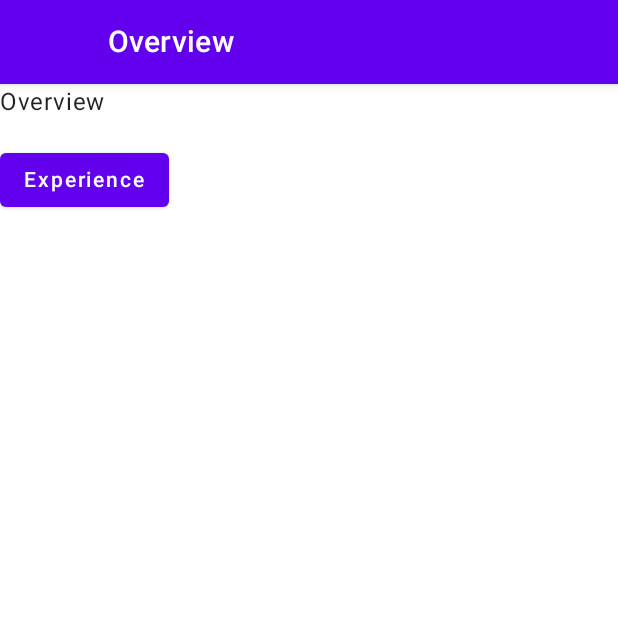
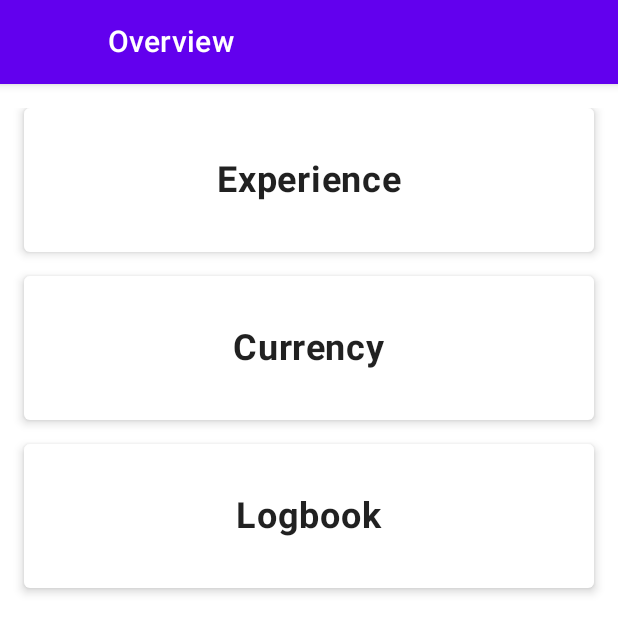
Before and after one commit to dbaelz/PnPLogbook, an Android app built with Jetpack Compose: the screen it shows after launch (MainActivity), on a phone screen of 412 x 824 dp. Shown: the top 633 px of the screen. Run offline under Robolectric (Android 15) with nearby library versions, the phone set to English and light mode, and no system bars.

Commit message:
Client: Improve overview screen

```diff
--- a/composeApp/src/commonMain/kotlin/de/dbaelz/pnp/logbook/features/overview/OverviewScreen.kt
+++ b/composeApp/src/commonMain/kotlin/de/dbaelz/pnp/logbook/features/overview/OverviewScreen.kt
@@ -1,23 +1,54 @@
 package de.dbaelz.pnp.logbook.features.overview
 
-import androidx.compose.foundation.layout.Arrangement
-import androidx.compose.foundation.layout.Column
-import androidx.compose.material.Button
+import androidx.compose.foundation.clickable
+import androidx.compose.foundation.layout.*
+import androidx.compose.foundation.rememberScrollState
+import androidx.compose.foundation.verticalScroll
+import androidx.compose.material.Card
 import androidx.compose.material.Text
 import androidx.compose.runtime.Composable
+import androidx.compose.ui.Alignment
+import androidx.compose.ui.Modifier
+import androidx.compose.ui.text.font.FontWeight
 import androidx.compose.ui.unit.dp
+import androidx.compose.ui.unit.sp
 import de.dbaelz.pnp.logbook.navigation.Screen
 
 @Composable
 fun OverviewScreen(navigateTo: (Screen) -> Unit) {
-    // TODO: Add proper UI
-    Column(verticalArrangement = Arrangement.spacedBy(16.dp)) {
-        Text("Overview")
+    Column(
+        modifier = Modifier
+            .padding(16.dp)
+            .verticalScroll(rememberScrollState()),
+        verticalArrangement = Arrangement.spacedBy(16.dp),
+        horizontalAlignment = Alignment.CenterHorizontally
+    ) {
+        OverviewCard(Screen.Experience) { navigateTo(it) }
 
-        Button(
-            onClick = { navigateTo(Screen.Experience) }
+        OverviewCard(Screen.Currency) { navigateTo(it) }
+
+        OverviewCard(Screen.Logbook) { navigateTo(it) }
+    }
+}
+
+@Composable
+private fun OverviewCard(screen: Screen, navigateTo: (Screen) -> Unit) {
+    Card(
+        modifier = Modifier
+            .height(96.dp)
+            .widthIn(0.dp, 512.dp)
+            .clickable { navigateTo(screen) },
+        elevation = 4.dp
+    ) {
+        Box(
+            modifier = Modifier.fillMaxSize(),
+            contentAlignment = Alignment.Center
         ) {
-            Text("Experience")
+            Text(
+                text = screen.title,
+                fontWeight = FontWeight.Bold,
+                fontSize = 24.sp
+            )
         }
     }
 }
```
